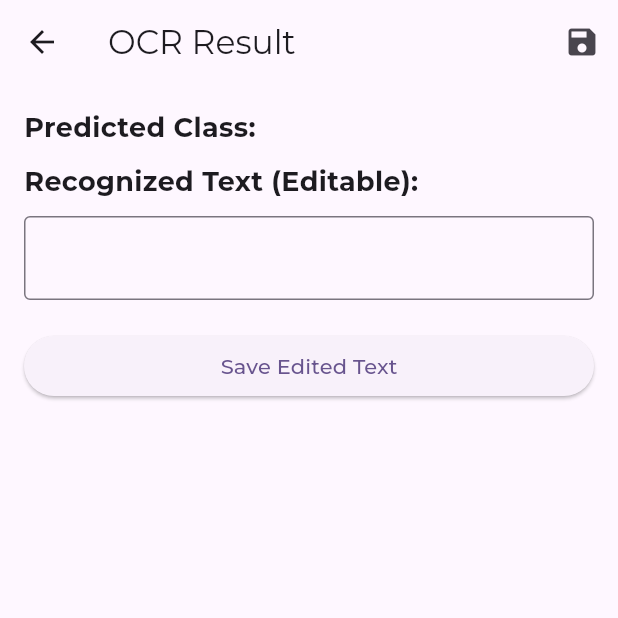
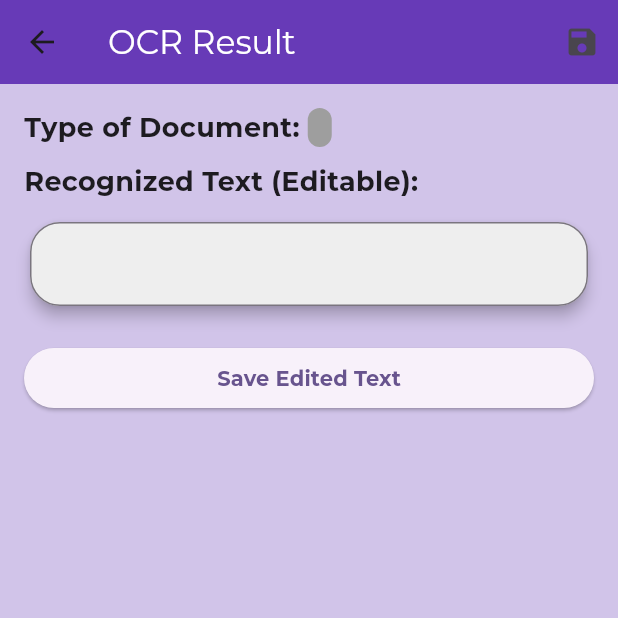
Before and after one commit to variskadri92/text-object-scanner-recognition, a Flutter app: the RecognitionScreen screen opened directly with empty values, on a phone screen of 412 x 824 dp, the top half of it. Run offline on Flutter 3.47's test engine with Material 3 defaults, Android fonts, the phone set to English and light mode, and no system bars; our stand-ins replace google_fonts, image_picker, lottie, permission_handler, share_plus, smooth_page_indicator.

Commit message:
recognition screen ui changes

```diff
--- a/lib/screens/recognition_screen.dart
+++ b/lib/screens/recognition_screen.dart
@@ -108,6 +108,7 @@ class _RecognitionScreenState extends State<RecognitionScreen> {
       context: context,
       builder: (BuildContext context) {
         return AlertDialog(
+          backgroundColor: Colors.grey[300],
           title: Text('Enter File Name'),
           content: TextField(
             controller: fileNameController,
@@ -144,8 +145,10 @@ class _RecognitionScreenState extends State<RecognitionScreen> {
   @override
   Widget build(BuildContext context) {
     return Scaffold(
+      backgroundColor: Colors.deepPurple[100],
       appBar: AppBar(
-        title: Text('OCR Result'),
+        backgroundColor: Colors.deepPurple[500],
+        title: Text('OCR Result',style: TextStyle(color: Colors.white),),
         actions: [
           IconButton(
             icon: Icon(Icons.save),
@@ -160,9 +163,27 @@ class _RecognitionScreenState extends State<RecognitionScreen> {
             crossAxisAlignment: CrossAxisAlignment.stretch,
             children: [
               // Display predicted class above the text field
-              Text(
-                'Predicted Class: ${widget.predictedClass}',
-                style: TextStyle(fontSize: 18, fontWeight: FontWeight.bold),
+              Row(
+                children: [
+                  Text(
+                    'Type of Document: ',
+                    style: TextStyle(fontSize: 18, fontWeight: FontWeight.bold),
+                  ),
+                  Container(
+                    decoration: BoxDecoration(
+                      borderRadius: BorderRadius.circular(10),
+                      color: Colors.grey,
+
+                    ),
+                    child: Padding(
+                      padding: const EdgeInsets.symmetric(horizontal: 8),
+                      child: Text(
+                        '${widget.predictedClass}',
+                        style: TextStyle(fontSize: 18, fontWeight: FontWeight.bold,color: Colors.grey[200]),
+                      ),
+                    ),
+                  ),
+                ],
               ),
               SizedBox(height: 10),
               Text(
@@ -170,17 +191,25 @@ class _RecognitionScreenState extends State<RecognitionScreen> {
                 style: TextStyle(fontSize: 18, fontWeight: FontWeight.bold),
               ),
               SizedBox(height: 10),
-              TextField(
-                controller: _textController,
-                maxLines: null,
-                decoration: InputDecoration(
-                  border: OutlineInputBorder(),
+              Card(
+                shape: RoundedRectangleBorder(
+                  borderRadius: BorderRadius.circular(20)
+                ),
+                elevation: 4,
+                color: Colors.grey[200],
+                child: TextField(
+                  controller: _textController,
+                  maxLines: null,
+                  decoration: InputDecoration(
+                    border: OutlineInputBorder(borderRadius: BorderRadius.circular(20)),
+
+                  ),
                 ),
               ),
               SizedBox(height: 20),
               ElevatedButton(
                 onPressed: _showFileNameDialog, // Show the dialog to enter the file name
-                child: Text('Save Edited Text'),
+                child: Text('Save Edited Text',style: TextStyle(fontWeight: FontWeight.bold),),
               ),
             ],
           ),
```
